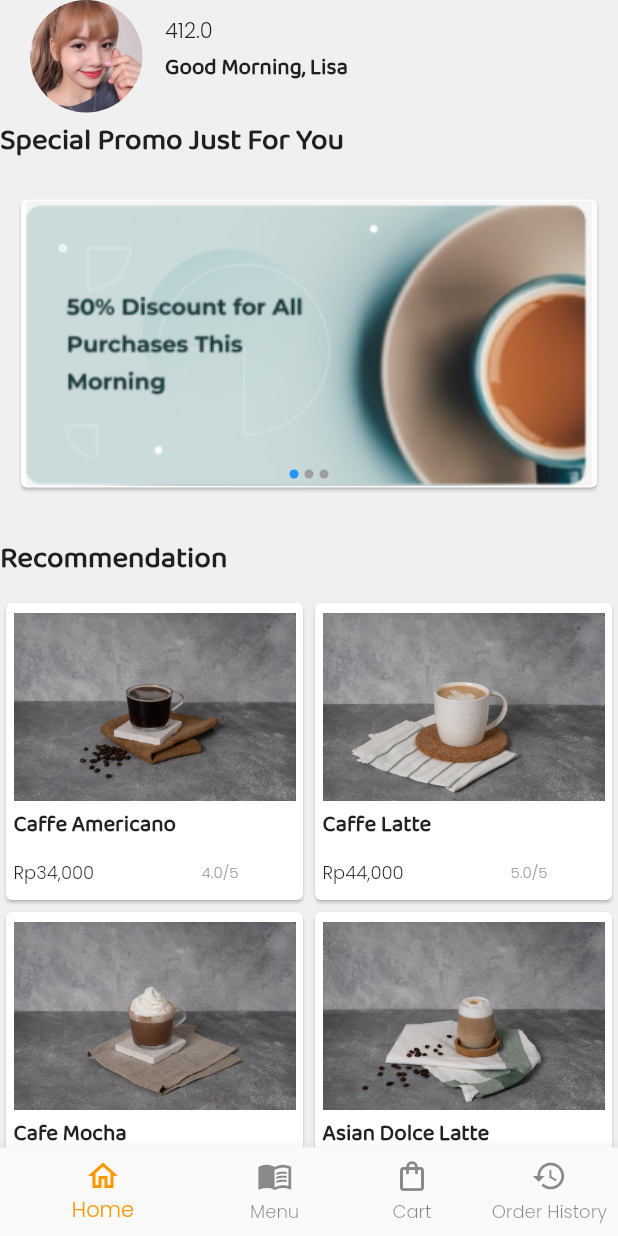
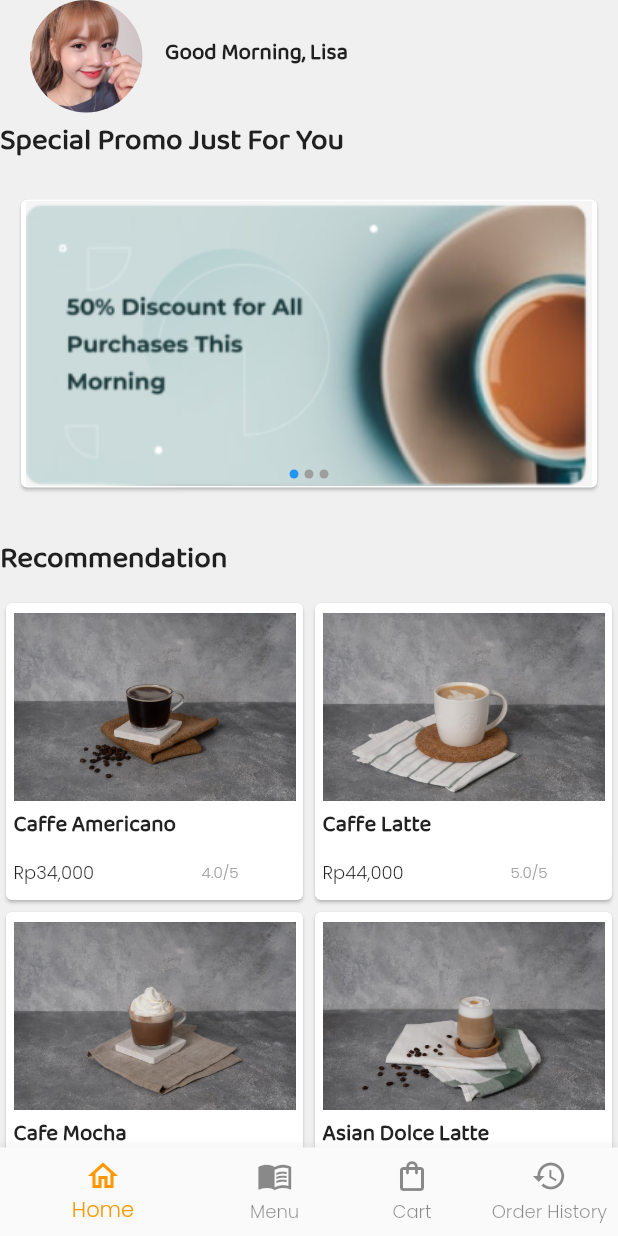
Before and after one commit to gojalifs/nyong_kopi, a Flutter app: the screen it shows after launch, on a phone screen of 412 x 824 dp. Run offline on Flutter 3.47's test engine with Material 2 defaults, Android fonts, the phone set to English and light mode, and no system bars; drawn by our look-alikes of flutter_image_slideshow; our stand-ins replace circular_countdown_timer, flutter_rating_bar, fluttertoast; missing offline and left inert: swipe_up.

Commit message:
rocket is ready to launch v2

```diff
--- a/lib/pages/home_screen.dart
+++ b/lib/pages/home_screen.dart
@@ -65,7 +65,6 @@ class _HomeScreenState extends State<HomeScreen> {
               child: Column(
                   crossAxisAlignment: CrossAxisAlignment.start,
                   children: [
-                    Text(MediaQuery.of(context).size.width.toString()),
                     Text("Good $greetings, Lisa",
                         style: TextStyle(
                           fontFamily: 'baloo',
```
